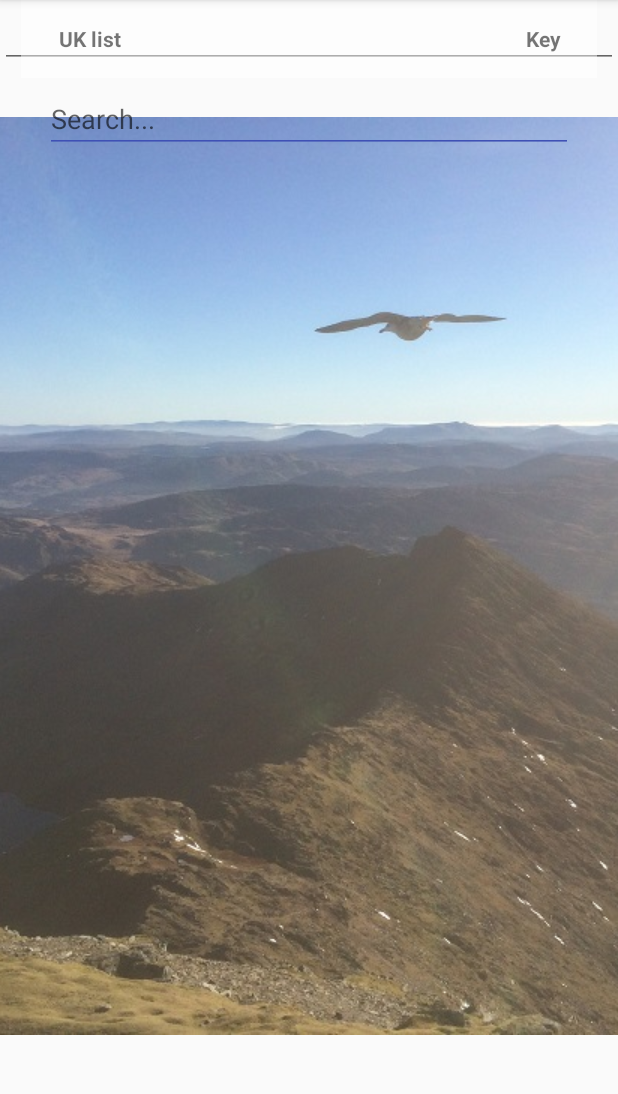
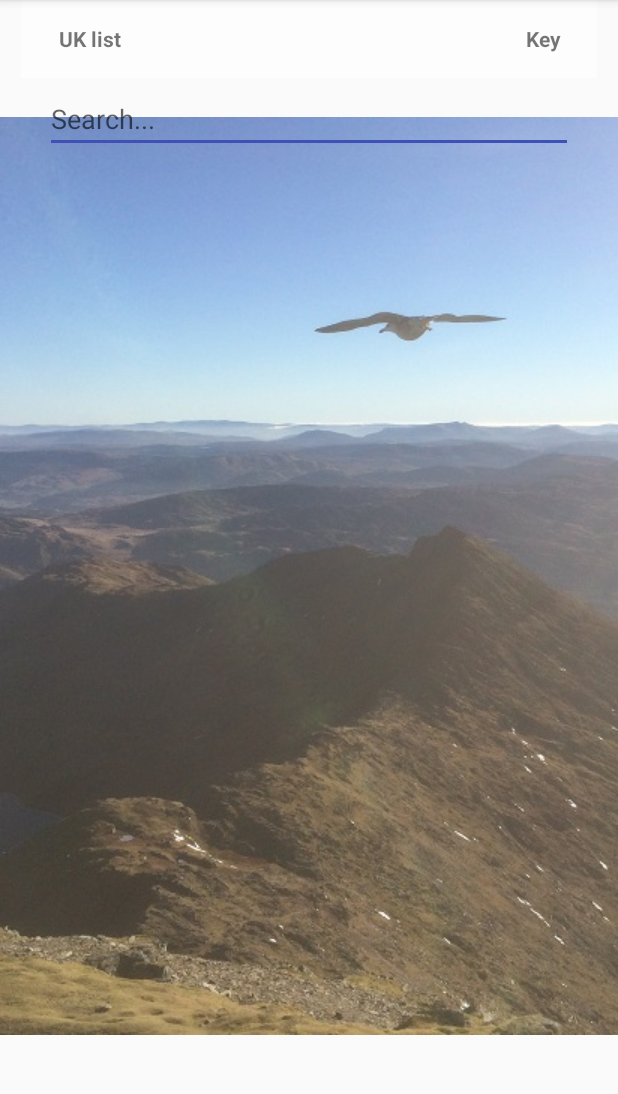
Before and after one commit to NylePudding/Birdwatching, an Android app: the ListBirdsActivity screen opened directly, with no data from a screen before it, on a phone screen of 412 x 824 dp, the part 84-1178 px from its top. Run offline under Robolectric (Android 15) with nearby library versions, the phone set to English and light mode, and no system bars.

Commit message:
removed dummy EditText

```diff
--- a/app/src/main/res/layout/activity_list_birds.xml
+++ b/app/src/main/res/layout/activity_list_birds.xml
@@ -6,22 +6,6 @@
     android:layout_height="match_parent"
     tools:context="uk.co.walesbirds.birdwatching.ListBirdsActivity"
     android:background="@drawable/background">
-
-
-    <!-- Dummy item to prevent AutoCompleteTextView from receiving focus -->
-    <LinearLayout
-        android:focusable="true"
-        android:focusableInTouchMode="true"
-        android:layout_width="0px"
-        android:layout_height="0px"/>
-
-    <!-- :nextFocusUp and :nextFocusLeft have been set to the id of this component
-    to prevent the dummy from receiving focus again -->
-    <AutoCompleteTextView android:id="@+id/autotext"
-        android:layout_width="fill_parent"
-        android:layout_height="wrap_content"
-        android:nextFocusUp="@id/autotext"
-        android:nextFocusLeft="@id/autotext"/>
 
     <EditText
         android:id="@+id/txtSearch"
```
